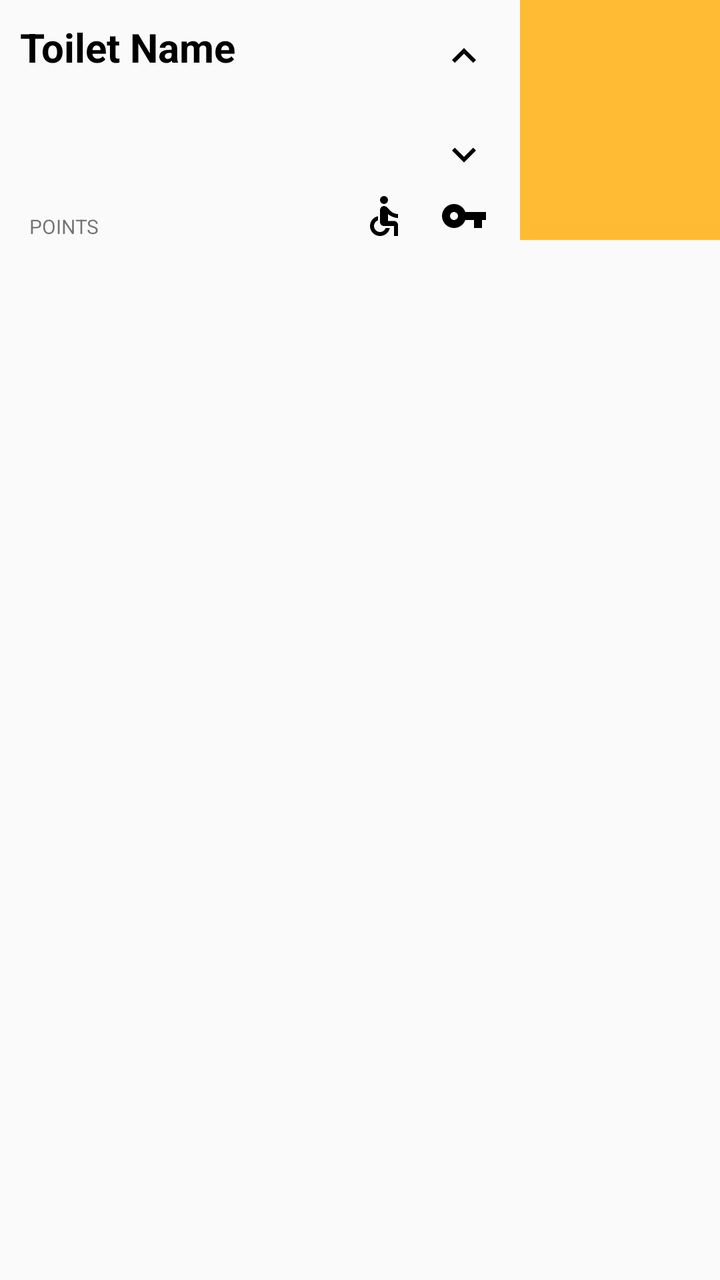
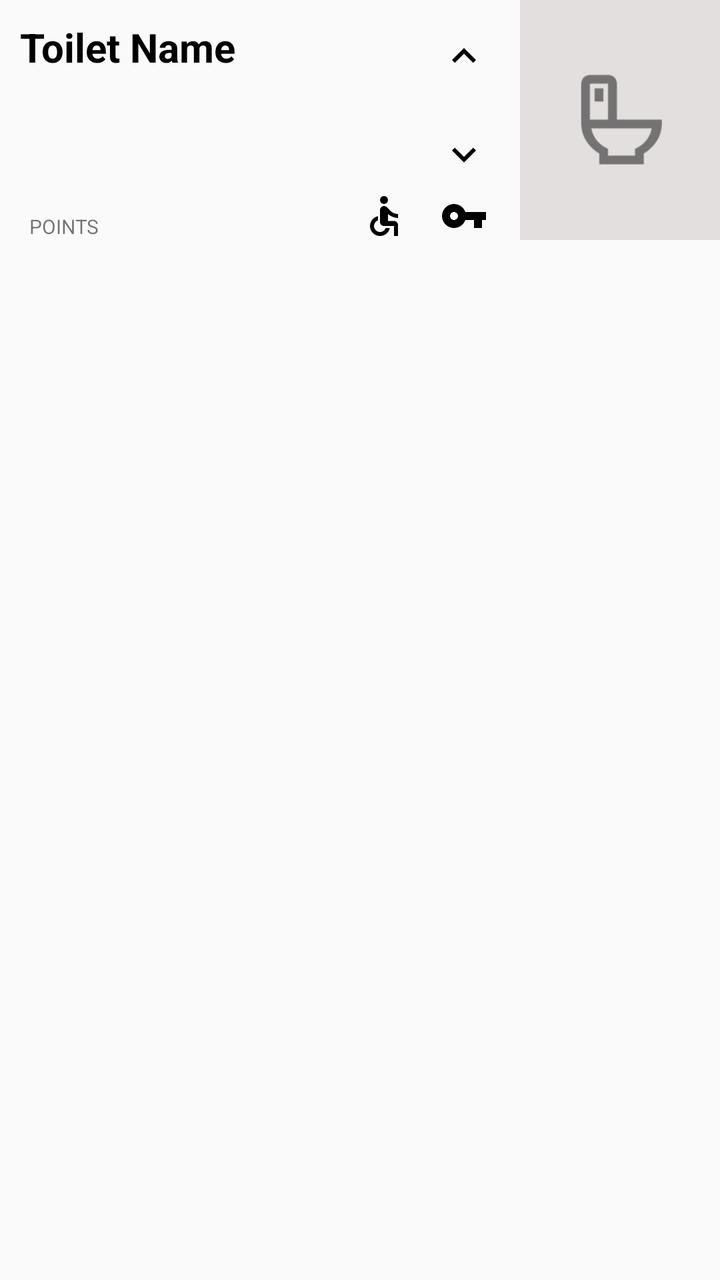

Screens rendered from an Android XML layout before and after an edit, with the pre-edit source and the edit as a unified diff.
<!-- AndroidManifest.xml: application theme AppTheme -->
<!-- res/layout/activity_listtoilets.xml -->
<?xml version="1.0" encoding="utf-8"?>
<RelativeLayout xmlns:android="http://schemas.android.com/apk/res/android"
    android:orientation="vertical" android:layout_width="match_parent"
    android:layout_height="match_parent"
    android:paddingBottom="12dp">

    <TextView
        android:layout_width="wrap_content"
        android:layout_height="wrap_content"
        android:layout_marginStart = "10dp"
        android:id="@+id/list_toiletName"
        android:layout_marginTop = "10dp"
        android:text = "Toilet Name"
        android:textSize="20sp"
        android:textStyle="bold"
        android:textColor="#000000"
        android:layout_alignParentStart="true" />

    <ImageView
        android:layout_width="wrap_content"
        android:layout_height="wrap_content"
        android:layout_marginStart="11dp"
        android:layout_toLeftOf="@+id/toiletImage"
        android:layout_marginEnd="10dp"
        android:layout_alignTop="@+id/list_toiletName"
        android:src="@drawable/ic_keyboard_arrow_up_black_24px"
        android:padding="6dp"
        android:id="@+id/upArrow"/>

    <ImageView
        android:layout_width="wrap_content"
        android:layout_height="wrap_content"
        android:layout_marginStart="11dp"
        android:layout_toLeftOf="@+id/toiletImage"
        android:layout_marginEnd="10dp"
        android:layout_alignTop="@+id/list_toiletName"
        android:src="@drawable/ic_keyboard_arrow_down_black_24px_"
        android:id="@+id/downArrow"
        android:layout_below="@id/upArrow"
        android:padding="6dp"
        android:layout_marginTop="50dp"
        />

    <ImageView
        android:id="@+id/toiletImage"
        android:layout_width="100dp"
        android:layout_height="120dp"
        android:layout_alignParentEnd="true"
        android:background="@android:color/holo_orange_light"
        />

    <TextView
        android:layout_width="wrap_content"
        android:layout_height="wrap_content"
        android:layout_alignBottom="@+id/toiletImage"
        android:layout_alignStart="@+id/list_toiletName"
        android:id = "@+id/toilet_points"
        android:textSize="10dp"
        android:text="  POINTS" />

    <ImageView
        android:layout_width="wrap_content"
        android:layout_height="wrap_content"
        android:layout_toLeftOf="@id/toiletImage"
        android:layout_marginStart = "180dp"
        android:layout_marginEnd="56dp"
        android:layout_alignBottom="@id/toilet_points"
        android:src = "@drawable/ic_accessible_black_24px"
        android:id="@+id/accesibleIconList"
        />
    <ImageView
        android:layout_width="wrap_content"
        android:layout_height="wrap_content"
        android:layout_toLeftOf="@id/toiletImage"
        android:layout_marginEnd="16dp"
        android:layout_marginStart = "220dp"
        android:layout_alignBottom="@id/toilet_points"
        android:src = "@drawable/ic_vpn_key_black_24px_"
        android:id="@+id/keyIconList" />

</RelativeLayout>
<!-- resources referenced by this layout -->
<resources>
  <!-- drawable ic_accessible_black_24px (drawable) -->
  <vector xmlns:android="http://schemas.android.com/apk/res/android"
          android:width="24dp"
          android:height="24dp"
          android:viewportWidth="24.0"
          android:viewportHeight="24.0">
      <path
          android:pathData="M12,4m-2,0a2,2 0,1 1,4 0a2,2 0,1 1,-4 0"
          android:fillColor="#000000"/>
      <path
          android:pathData="M19,13v-2c-1.54,0.02 -3.09,-0.75 -4.07,-1.83l-1.29,-1.43c-0.17,-0.19 -0.38,-0.34 -0.61,-0.45 -0.01,0 -0.01,-0.01 -0.02,-0.01L13,7.28c-0.35,-0.2 -0.75,-0.3 -1.19,-0.26C10.76,7.11 10,8.04 10,9.09L10,15c0,1.1 0.9,2 2,2h5v5h2v-5.5c0,-1.1 -0.9,-2 -2,-2h-3v-3.45c1.29,1.07 3.25,1.94 5,1.95zM12.83,18c-0.41,1.16 -1.52,2 -2.83,2 -1.66,0 -3,-1.34 -3,-3 0,-1.31 0.84,-2.41 2,-2.83L9,12.1c-2.28,0.46 -4,2.48 -4,4.9 0,2.76 2.24,5 5,5 2.42,0 4.44,-1.72 4.9,-4h-2.07z"
          android:fillColor="#000000"/>
  </vector>
  <!-- drawable ic_keyboard_arrow_down_black_24px_ (drawable) -->
  <vector xmlns:android="http://schemas.android.com/apk/res/android"
          android:width="24dp"
          android:height="24dp"
          android:viewportWidth="24.0"
          android:viewportHeight="24.0">
      <path
          android:pathData="M7.41,7.84L12,12.42l4.59,-4.58L18,9.25l-6,6 -6,-6z"
          android:fillColor="#000000"/>
  </vector>
  <!-- drawable ic_keyboard_arrow_up_black_24px (drawable) -->
  <vector xmlns:android="http://schemas.android.com/apk/res/android"
          android:width="24dp"
          android:height="24dp"
          android:viewportWidth="24.0"
          android:viewportHeight="24.0">
      <path
          android:pathData="M7.41,15.41L12,10.83l4.59,4.58L18,14l-6,-6 -6,6z"
          android:fillColor="#000000"/>
  </vector>
  <!-- drawable ic_vpn_key_black_24px_ (drawable) -->
  <vector xmlns:android="http://schemas.android.com/apk/res/android"
          android:width="24dp"
          android:height="24dp"
          android:viewportWidth="24.0"
          android:viewportHeight="24.0">
      <path
          android:pathData="M12.65,10C11.83,7.67 9.61,6 7,6c-3.31,0 -6,2.69 -6,6s2.69,6 6,6c2.61,0 4.83,-1.67 5.65,-4H17v4h4v-4h2v-4H12.65zM7,14c-1.1,0 -2,-0.9 -2,-2s0.9,-2 2,-2 2,0.9 2,2 -0.9,2 -2,2z"
          android:fillColor="#000000"/>
  </vector>
  <style name="AppTheme" parent="Theme.AppCompat.Light.DarkActionBar">
          
          <item name="colorPrimary">@color/colorPrimary</item>
          <item name="colorPrimaryDark">@color/colorPrimaryDark</item>
          <item name="colorAccent">@color/colorAccent</item>
      </style>
  <color name="colorPrimary">#3F51B5</color>
  <color name="colorPrimaryDark">#303F9F</color>
  <color name="colorAccent">#ff4081</color>
</resources>

<!-- the commit's change to res/layout/activity_listtoilets.xml (unified diff, before → after) -->
@@ -43,10 +43,10 @@
 
     <ImageView
         android:id="@+id/toiletImage"
+        android:src = "@drawable/toilet"
         android:layout_width="100dp"
         android:layout_height="120dp"
         android:layout_alignParentEnd="true"
-        android:background="@android:color/holo_orange_light"
         />
 
     <TextView
<!-- resource entries referenced after the edit -->
@@ -43,6 +43,7 @@
           android:pathData="M12.65,10C11.83,7.67 9.61,6 7,6c-3.31,0 -6,2.69 -6,6s2.69,6 6,6c2.61,0 4.83,-1.67 5.65,-4H17v4h4v-4h2v-4H12.65zM7,14c-1.1,0 -2,-0.9 -2,-2s0.9,-2 2,-2 2,0.9 2,2 -0.9,2 -2,2z"
           android:fillColor="#000000"/>
   </vector>
+  <!-- drawable toilet: png bitmap (drawable, 21768 bytes) -->
   <style name="AppTheme" parent="Theme.AppCompat.Light.DarkActionBar">
           
           <item name="colorPrimary">@color/colorPrimary</item>
